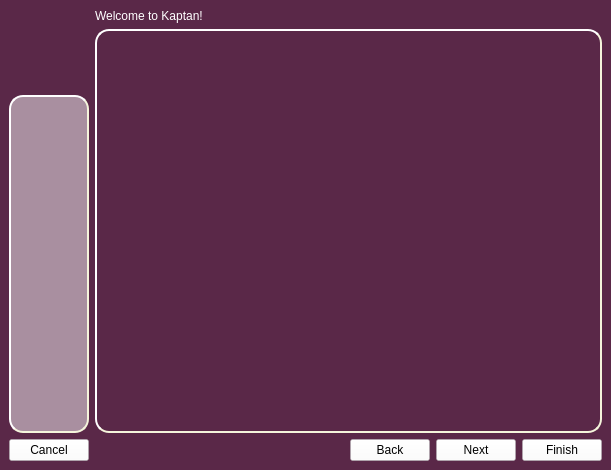
The window that kde4/kaptan4/src/gui/kaptanMain.ui (pars-linux/uludag) describes before a commit, drawn with Qt 5.
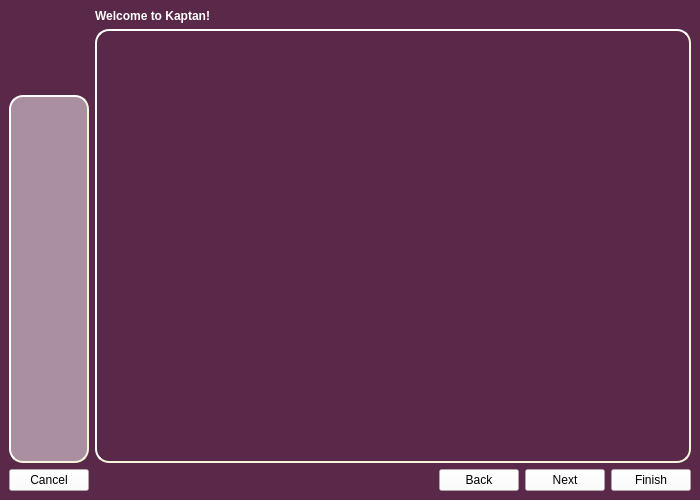
The same window after the commit. Icons and pictures are not drawn.

What changed in the file:
```diff
--- a/kde4/kaptan4/src/gui/kaptanMain.ui
+++ b/kde4/kaptan4/src/gui/kaptanMain.ui
@@ -6,8 +6,8 @@
    <rect>
     <x>0</x>
     <y>0</y>
-    <width>611</width>
-    <height>470</height>
+    <width>700</width>
+    <height>500</height>
    </rect>
   </property>
   <property name="windowTitle">
@@ -57,6 +57,11 @@
        <layout class="QGridLayout" name="gridLayout">
         <item row="1" column="0" rowspan="2" colspan="2">
          <widget class="QLabel" name="labelMenu">
+          <property name="font">
+           <font>
+            <pointsize>11</pointsize>
+           </font>
+          </property>
           <property name="autoFillBackground">
            <bool>false</bool>
           </property>
@@ -67,6 +72,9 @@
           <property name="text">
            <string/>
           </property>
+          <property name="alignment">
+           <set>Qt::AlignLeading|Qt::AlignLeft|Qt::AlignTop</set>
+          </property>
          </widget>
         </item>
         <item row="2" column="1">
@@ -111,7 +119,7 @@
            <string notr="true">color: white</string>
           </property>
           <property name="text">
-           <string>Welcome to Kaptan!</string>
+           <string>&lt;b&gt;Welcome to Kaptan!&lt;/b&gt;</string>
           </property>
          </widget>
         </item>
```
Left out of the diff: 5 changed lines with no effect on the pictures.
